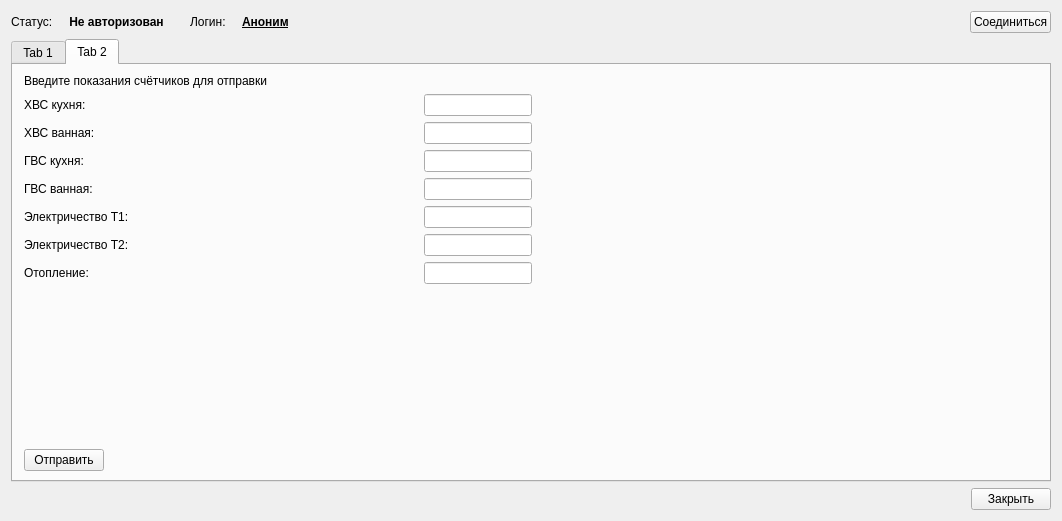
This is profjilcom_cabinet/main.ui in 0valse/experiments as Qt 5 draws it before an edit. The edited form follows.
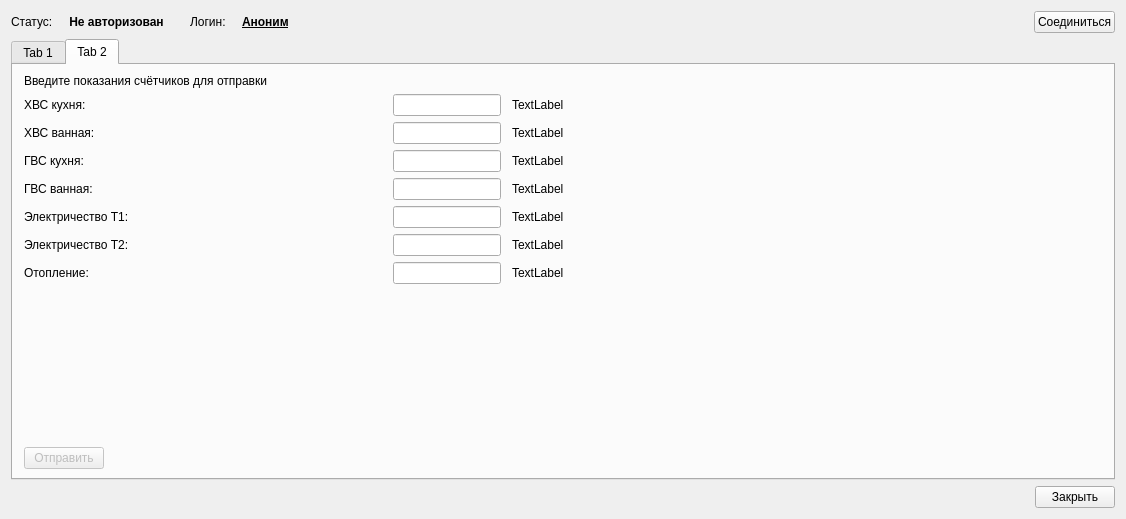
This is the edited form. The open tabs and pages were chosen to show the change.

Patch:
```diff
--- a/profjilcom_cabinet/main.ui
+++ b/profjilcom_cabinet/main.ui
@@ -6,8 +6,8 @@
    <rect>
     <x>0</x>
     <y>0</y>
-    <width>1062</width>
-    <height>521</height>
+    <width>1126</width>
+    <height>519</height>
    </rect>
   </property>
   <property name="windowTitle">
@@ -306,6 +306,29 @@
                </property>
               </widget>
              </item>
+             <item>
+              <spacer name="horizontalSpacer_18">
+               <property name="orientation">
+                <enum>Qt::Horizontal</enum>
+               </property>
+               <property name="sizeType">
+                <enum>QSizePolicy::Fixed</enum>
+               </property>
+               <property name="sizeHint" stdset="0">
+                <size>
+                 <width>5</width>
+                 <height>20</height>
+                </size>
+               </property>
+              </spacer>
+             </item>
+             <item>
+              <widget class="QLabel" name="label_hvs_kuhnya">
+               <property name="text">
+                <string>TextLabel</string>
+               </property>
+              </widget>
+             </item>
             </layout>
            </item>
            <item>
@@ -340,6 +363,29 @@
                </property>
               </widget>
              </item>
+             <item>
+              <spacer name="horizontalSpacer_19">
+               <property name="orientation">
+                <enum>Qt::Horizontal</enum>
+               </property>
+               <property name="sizeType">
+                <enum>QSizePolicy::Fixed</enum>
+               </property>
+               <property name="sizeHint" stdset="0">
+                <size>
+                 <width>5</width>
+                 <height>20</height>
+                </size>
+               </property>
+              </spacer>
+             </item>
+             <item>
+              <widget class="QLabel" name="label_hvs_vannaya">
+               <property name="text">
+                <string>TextLabel</string>
+               </property>
+              </widget>
+             </item>
             </layout>
            </item>
            <item>
@@ -374,6 +420,29 @@
                </property>
               </widget>
              </item>
+             <item>
+              <spacer name="horizontalSpacer_20">
+               <property name="orientation">
+                <enum>Qt::Horizontal</enum>
+               </property>
+               <property name="sizeType">
+                <enum>QSizePolicy::Fixed</enum>
+               </property>
+               <property name="sizeHint" stdset="0">
+                <size>
+                 <width>5</width>
+                 <height>20</height>
+                </size>
+               </property>
+              </spacer>
+             </item>
+             <item>
+              <widget class="QLabel" name="label_gvs_kuhnya">
+               <property name="text">
+                <string>TextLabel</string>
+               </property>
+              </widget>
+             </item>
             </layout>
            </item>
            <item>
@@ -408,6 +477,29 @@
                </property>
               </widget>
              </item>
+             <item>
+              <spacer name="horizontalSpacer_21">
+               <property name="orientation">
+                <enum>Qt::Horizontal</enum>
+               </property>
+               <property name="sizeType">
+                <enum>QSizePolicy::Fixed</enum>
+               </property>
+               <property name="sizeHint" stdset="0">
+                <size>
+                 <width>5</width>
+                 <height>20</height>
+                </size>
+               </property>
+              </spacer>
+             </item>
+             <item>
+              <widget class="QLabel" name="label_gvs_vannaya">
+               <property name="text">
+                <string>TextLabel</string>
+               </property>
+              </widget>
+             </item>
             </layout>
            </item>
            <item>
@@ -442,6 +534,29 @@
                </property>
               </widget>
              </item>
+             <item>
+              <spacer name="horizontalSpacer_22">
+               <property name="orientation">
+                <enum>Qt::Horizontal</enum>
+               </property>
+               <property name="sizeType">
+                <enum>QSizePolicy::Fixed</enum>
+               </property>
+               <property name="sizeHint" stdset="0">
+                <size>
+                 <width>5</width>
+                 <height>20</height>
+                </size>
+               </property>
+              </spacer>
+             </item>
+             <item>
+              <widget class="QLabel" name="label_t1">
+               <property name="text">
+                <string>TextLabel</string>
+               </property>
+              </widget>
+             </item>
             </layout>
            </item>
            <item>
@@ -476,6 +591,29 @@
                </property>
               </widget>
              </item>
+             <item>
+              <spacer name="horizontalSpacer_23">
+               <property name="orientation">
+                <enum>Qt::Horizontal</enum>
+               </property>
+               <property name="sizeType">
+                <enum>QSizePolicy::Fixed</enum>
+               </property>
+               <property name="sizeHint" stdset="0">
+                <size>
+                 <width>5</width>
+                 <height>20</height>
+                </size>
+               </property>
+              </spacer>
+             </item>
+             <item>
+              <widget class="QLabel" name="label_t2">
+               <property name="text">
+                <string>TextLabel</string>
+               </property>
+              </widget>
+             </item>
             </layout>
            </item>
            <item>
@@ -522,6 +660,29 @@
                </property>
               </widget>
              </item>
+             <item>
+              <spacer name="horizontalSpacer_24">
+               <property name="orientation">
+                <enum>Qt::Horizontal</enum>
+               </property>
+               <property name="sizeType">
+                <enum>QSizePolicy::Fixed</enum>
+               </property>
+               <property name="sizeHint" stdset="0">
+                <size>
+                 <width>5</width>
+                 <height>20</height>
+                </size>
+               </property>
+              </spacer>
+             </item>
+             <item>
+              <widget class="QLabel" name="label_teplo">
+               <property name="text">
+                <string>TextLabel</string>
+               </property>
+              </widget>
+             </item>
             </layout>
            </item>
           </layout>
@@ -558,6 +719,9 @@
         <layout class="QHBoxLayout" name="horizontalLayout_12">
          <item>
           <widget class="QPushButton" name="sendButton">
+           <property name="enabled">
+            <bool>false</bool>
+           </property>
            <property name="text">
             <string>Отправить</string>
            </property>
```
Left out of the diff: 111 changed lines with no effect on the pictures.
